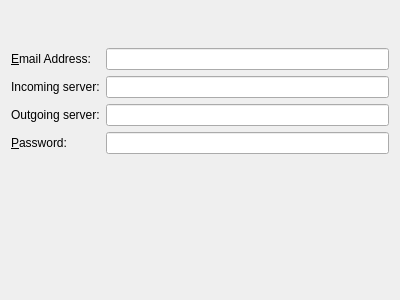
Qt form resources/imap/wizard/imapwizard.ui (KDE/kdepim-runtime) before a commit.
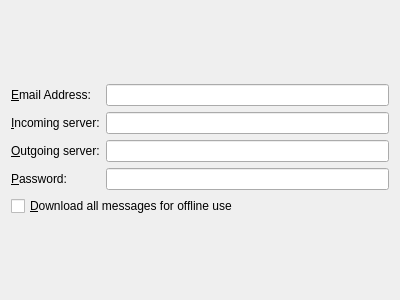
The same form after that commit. Custom widgets are drawn as their Qt base class.

```diff
--- a/resources/imap/wizard/imapwizard.ui
+++ b/resources/imap/wizard/imapwizard.ui
@@ -10,8 +10,8 @@
     <height>300</height>
    </rect>
   </property>
-  <layout class="QVBoxLayout" name="verticalLayout_3">
-   <item>
+  <layout class="QFormLayout" name="formLayout">
+   <item row="0" column="0" colspan="2">
     <spacer name="verticalSpacer">
      <property name="orientation">
       <enum>Qt::Vertical</enum>
@@ -24,11 +24,7 @@
      </property>
     </spacer>
    </item>
-   <item>
-    <layout class="QHBoxLayout" name="horizontalLayout">
-     <item>
-      <layout class="QVBoxLayout" name="verticalLayout_2">
-       <item>
+   <item row="1" column="0">
         <widget class="QLabel" name="label">
          <property name="text">
           <string>&amp;Email Address:</string>
@@ -38,27 +34,40 @@
          </property>
         </widget>
        </item>
-       <item>
+   <item row="1" column="1">
+    <widget class="KLineEdit" name="emailAddress"/>
+   </item>
+   <item row="2" column="0">
         <widget class="QLabel" name="label_2">
          <property name="text">
-          <string>Incoming server:</string>
+      <string>&amp;Incoming server:</string>
          </property>
          <property name="buddy">
           <cstring>incommingAddress</cstring>
          </property>
         </widget>
        </item>
-       <item>
+   <item row="2" column="1">
+    <widget class="KLineEdit" name="incommingAddress"/>
+   </item>
+   <item row="3" column="0">
         <widget class="QLabel" name="label_4">
          <property name="text">
-          <string>Outgoing server:</string>
+      <string>&amp;Outgoing server:</string>
          </property>
          <property name="buddy">
           <cstring>outgoingAddress</cstring>
          </property>
         </widget>
        </item>
-       <item>
+   <item row="3" column="1">
+    <widget class="KLineEdit" name="outgoingAddress">
+     <property name="text">
+      <string/>
+     </property>
+    </widget>
+   </item>
+   <item row="4" column="0">
         <widget class="QLabel" name="label_3">
          <property name="text">
           <string>&amp;Password:</string>
@@ -68,35 +77,21 @@
          </property>
         </widget>
        </item>
-      </layout>
-     </item>
-     <item>
-      <layout class="QVBoxLayout" name="verticalLayout">
-       <item>
-        <widget class="KLineEdit" name="emailAddress"/>
-       </item>
-       <item>
-        <widget class="KLineEdit" name="incommingAddress"/>
-       </item>
-       <item>
-        <widget class="KLineEdit" name="outgoingAddress">
-         <property name="text">
-          <string/>
-         </property>
-        </widget>
-       </item>
-       <item>
+   <item row="4" column="1">
         <widget class="KLineEdit" name="password">
          <property name="passwordMode">
           <bool>true</bool>
          </property>
         </widget>
        </item>
-      </layout>
-     </item>
-    </layout>
-   </item>
-   <item>
+   <item row="5" column="0" colspan="2">
+    <widget class="QCheckBox" name="disconnectedMode">
+     <property name="text">
+      <string>&amp;Download all messages for offline use</string>
+     </property>
+    </widget>
+   </item>
+   <item row="6" column="0" colspan="2">
     <spacer name="verticalSpacer_2">
      <property name="orientation">
       <enum>Qt::Vertical</enum>
@@ -104,7 +99,7 @@
      <property name="sizeHint" stdset="0">
       <size>
        <width>20</width>
-       <height>138</height>
+       <height>40</height>
       </size>
      </property>
     </spacer>
```
Lines whose indentation alone changed are shown as unchanged.
